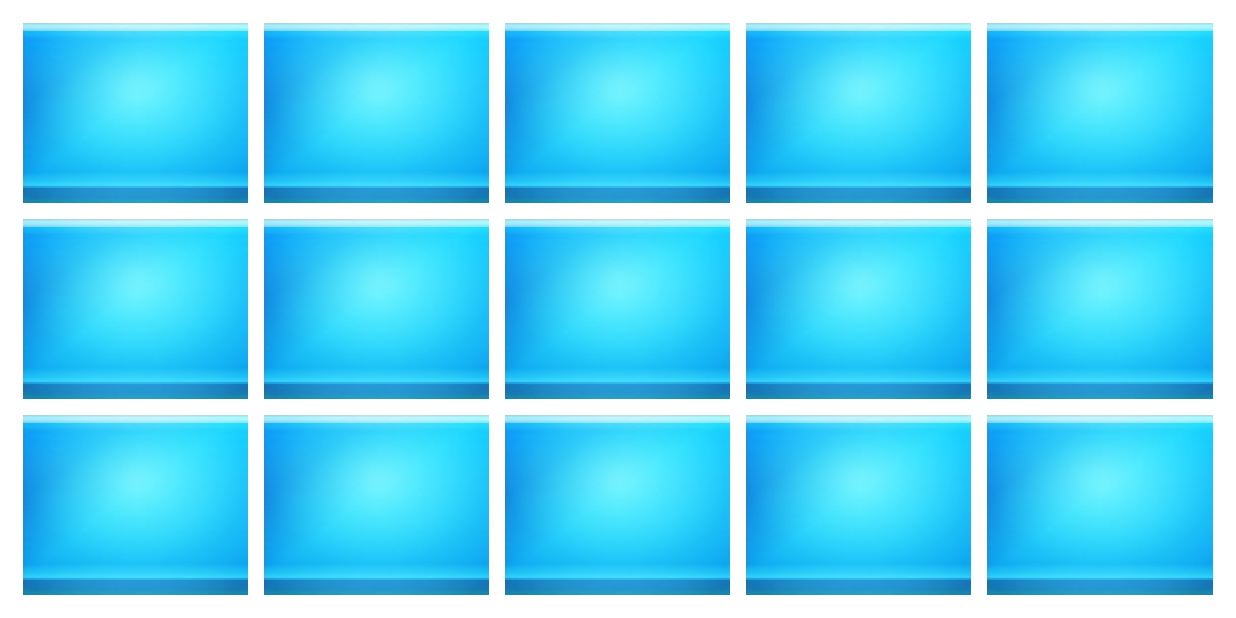
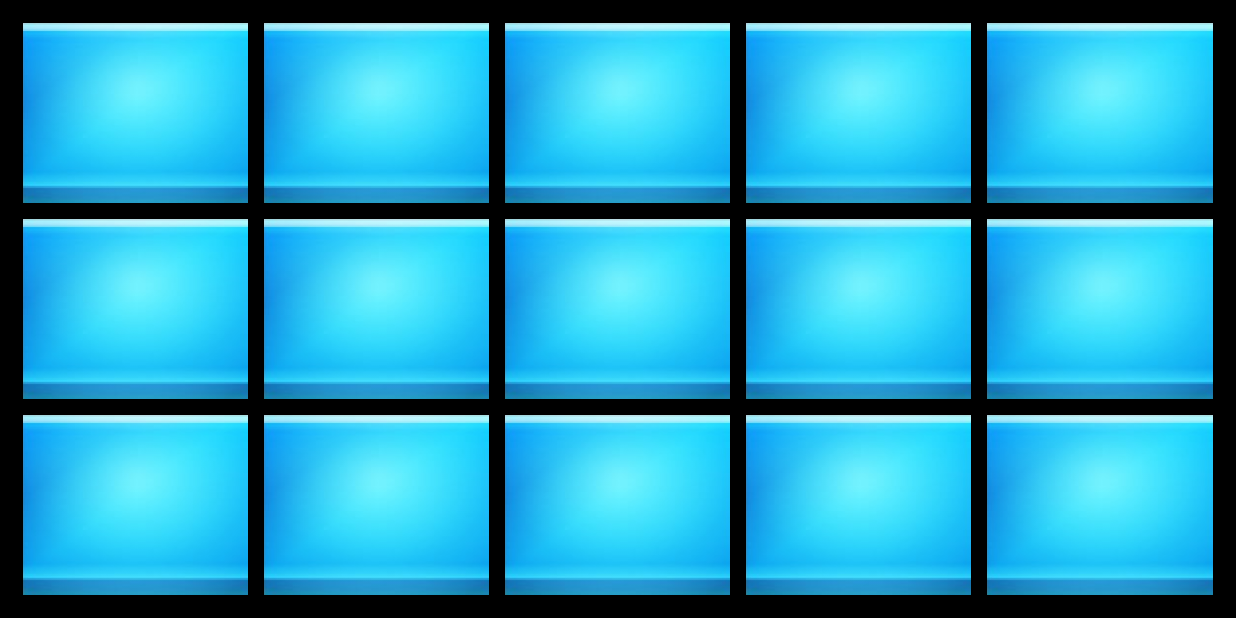
Before and after one commit to tungthanh1497/Android9-HW-DrumPad, an Android app: the screen it shows after launch (MainActivity), on a phone screen of 824 x 412 dp (held sideways). Run offline under Robolectric (Android 15) with nearby library versions, the phone set to English and light mode, and no system bars.

Commit message:
update background + sound

```diff
--- a/app/src/main/AndroidManifest.xml
+++ b/app/src/main/AndroidManifest.xml
@@ -9,7 +9,8 @@
         android:roundIcon="@mipmap/ic_launcher_round"
         android:supportsRtl="true"
         android:theme="@style/Theme.AppCompat.NoActionBar">
-        <activity android:name=".MainActivity"
+        <activity
+            android:name=".MainActivity"
             android:screenOrientation="landscape">
             <intent-filter>
                 <action android:name="android.intent.action.MAIN" />
--- a/app/src/main/res/layout/activity_main.xml
+++ b/app/src/main/res/layout/activity_main.xml
@@ -4,7 +4,7 @@
     xmlns:tools="http://schemas.android.com/tools"
     android:layout_width="match_parent"
     android:layout_height="match_parent"
-    android:background="#FFFFFF"
+    android:background="#000000"
     android:orientation="vertical"
     android:padding="10dp"
     tools:context="techkids.com.android9_hw_drumpad.MainActivity">
@@ -14,168 +14,185 @@
         android:layout_height="0dp"
         android:layout_weight="1"
         android:orientation="horizontal">
+
         <ImageView
             android:id="@+id/iv_01"
-            android:tag="iv_01"
             android:layout_width="0dp"
             android:layout_height="match_parent"
             android:layout_weight="1"
             android:background="@android:color/transparent"
+            android:padding="5dp"
             android:scaleType="fitXY"
             android:src="@drawable/default_button"
-            android:padding="5dp"/>
+            android:tag="iv_01" />
+
         <ImageView
             android:id="@+id/iv_02"
-            android:tag="iv_02"
             android:layout_width="0dp"
             android:layout_height="match_parent"
             android:layout_weight="1"
             android:background="@android:color/transparent"
+            android:padding="5dp"
             android:scaleType="fitXY"
             android:src="@drawable/default_button"
-            android:padding="5dp"/>
+            android:tag="iv_02" />
+
         <ImageView
             android:id="@+id/iv_03"
-            android:tag="iv_03"
             android:layout_width="0dp"
             android:layout_height="match_parent"
             android:layout_weight="1"
             android:background="@android:color/transparent"
+            android:padding="5dp"
             android:scaleType="fitXY"
             android:src="@drawable/default_button"
-            android:padding="5dp"/>
+            android:tag="iv_03" />
+
         <ImageView
             android:id="@+id/iv_04"
-            android:tag="iv_04"
             android:layout_width="0dp"
             android:layout_height="match_parent"
             android:layout_weight="1"
             android:background="@android:color/transparent"
+            android:padding="5dp"
             android:scaleType="fitXY"
             android:src="@drawable/default_button"
-            android:padding="5dp"/>
+            android:tag="iv_04" />
+
         <ImageView
             android:id="@+id/iv_05"
-            android:tag="iv_05"
             android:layout_width="0dp"
             android:layout_height="match_parent"
             android:layout_weight="1"
             android:background="@android:color/transparent"
+            android:padding="5dp"
             android:scaleType="fitXY"
             android:src="@drawable/default_button"
-            android:padding="5dp"/>
+            android:tag="iv_05" />
     </LinearLayout>
+
     <LinearLayout
         android:layout_width="match_parent"
         android:layout_height="0dp"
         android:layout_weight="1"
         android:orientation="horizontal">
+
         <ImageView
             android:id="@+id/iv_06"
-            android:tag="iv_06"
             android:layout_width="0dp"
             android:layout_height="match_parent"
             android:layout_weight="1"
             android:background="@android:color/transparent"
+            android:padding="5dp"
             android:scaleType="fitXY"
             android:src="@drawable/default_button"
-            android:padding="5dp"/>
+            android:tag="iv_06" />
+
         <ImageView
             android:id="@+id/iv_07"
-            android:tag="iv_07"
             android:layout_width="0dp"
             android:layout_height="match_parent"
             android:layout_weight="1"
             android:background="@android:color/transparent"
+            android:padding="5dp"
             android:scaleType="fitXY"
             android:src="@drawable/default_button"
-            android:padding="5dp"/>
+            android:tag="iv_07" />
+
         <ImageView
             android:id="@+id/iv_08"
-            android:tag="iv_08"
             android:layout_width="0dp"
             android:layout_height="match_parent"
             android:layout_weight="1"
             android:background="@android:color/transparent"
+            android:padding="5dp"
             android:scaleType="fitXY"
             android:src="@drawable/default_button"
-            android:padding="5dp"/>
+            android:tag="iv_08" />
+
         <ImageView
             android:id="@+id/iv_09"
-            android:tag="iv_09"
             android:layout_width="0dp"
             android:layout_height="match_parent"
             android:layout_weight="1"
             android:background="@android:color/transparent"
+            android:padding="5dp"
             android:scaleType="fitXY"
             android:src="@drawable/default_button"
-            android:padding="5dp"/>
+            android:tag="iv_09" />
+
         <ImageView
             android:id="@+id/iv_10"
-            android:tag="iv_10"
             android:layout_width="0dp"
             android:layout_height="match_parent"
             android:layout_weight="1"
             android:background="@android:color/transparent"
+            android:padding="5dp"
             android:scaleType="fitXY"
             android:src="@drawable/default_button"
-            android:padding="5dp"/>
+            android:tag="iv_10" />
     </LinearLayout>
+
     <LinearLayout
         android:layout_width="match_parent"
         android:layout_height="0dp"
         android:layout_weight="1"
         android:orientation="horizontal">
+
         <ImageView
             android:id="@+id/iv_11"
-        android:tag="iv_11"
             android:layout_width="0dp"
             android:layout_height="match_parent"
             android:layout_weight="1"
             android:background="@android:color/transparent"
+            android:padding="5dp"
             android:scaleType="fitXY"
             android:src="@drawable/default_button"
-        android:padding="5dp"/>
+            android:tag="iv_11" />
+
         <ImageView
             android:id="@+id/iv_12"
-            android:tag="iv_12"
             android:layout_width="0dp"
             android:layout_height="match_parent"
             android:layout_weight="1"
             android:background="@android:color/transparent"
+            android:padding="5dp"
             android:scaleType="fitXY"
             android:src="@drawable/default_button"
-            android:padding="5dp"/>
+            android:tag="iv_12" />
+
         <ImageView
             android:id="@+id/iv_13"
-            android:tag="iv_13"
             android:layout_width="0dp"
             android:layout_height="match_parent"
             android:layout_weight="1"
             android:background="@android:color/transparent"
+            android:padding="5dp"
             android:scaleType="fitXY"
             android:src="@drawable/default_button"
-            android:padding="5dp"/>
+            android:tag="iv_13" />
+
         <ImageView
             android:id="@+id/iv_14"
-            android:tag="iv_14"
             android:layout_width="0dp"
             android:layout_height="match_parent"
             android:layout_weight="1"
             android:background="@android:color/transparent"
+            android:padding="5dp"
             android:scaleType="fitXY"
             android:src="@drawable/default_button"
-            android:padding="5dp"/>
+            android:tag="iv_14" />
+
         <ImageView
             android:id="@+id/iv_15"
-            android:tag="iv_15"
             android:layout_width="0dp"
             android:layout_height="match_parent"
             android:layout_weight="1"
             android:background="@android:color/transparent"
+            android:padding="5dp"
             android:scaleType="fitXY"
             android:src="@drawable/default_button"
-            android:padding="5dp"/>
+            android:tag="iv_15" />
     </LinearLayout>
 
 </LinearLayout>
```
Also changed, not shown: app/src/main/java/techkids/com/android9_hw_drumpad/MainActivity.java (+17 -17 lines). Lines whose indentation alone changed are shown as unchanged.
